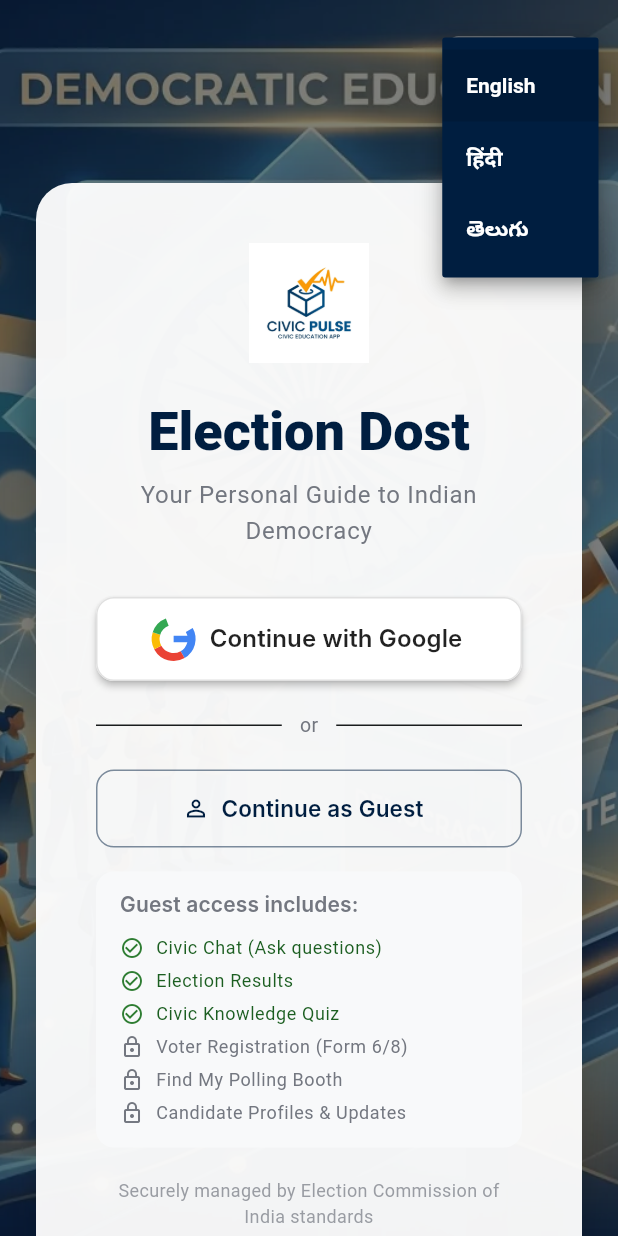
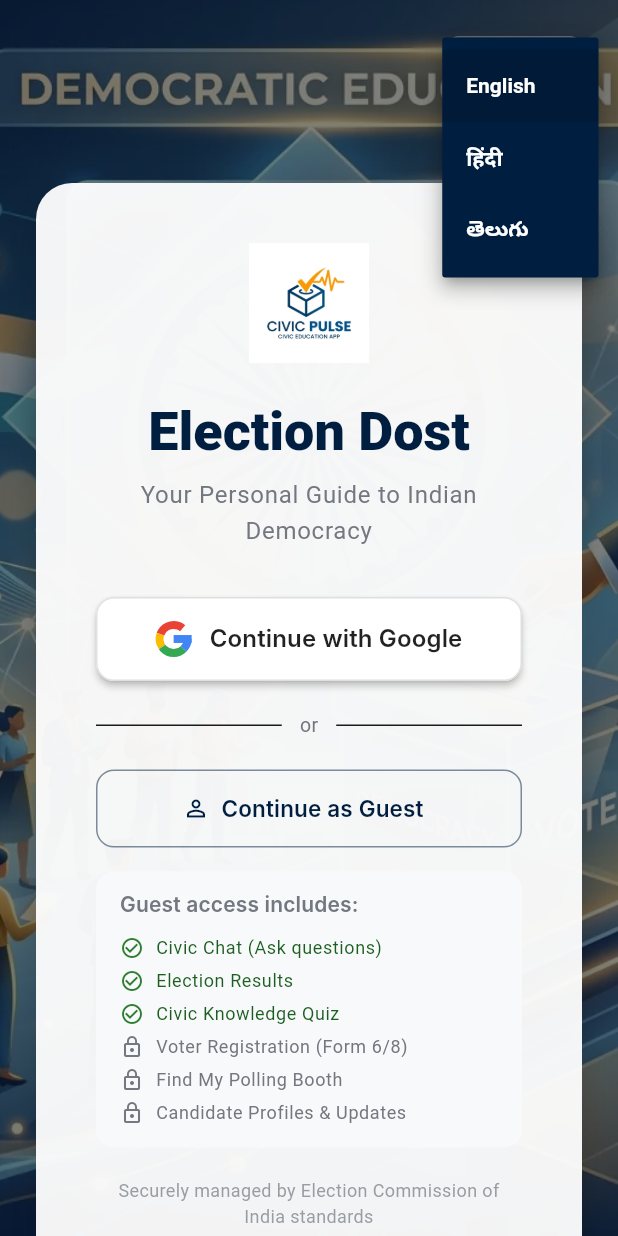
Before and after one commit to Saip2503/Election_Assitant, a Flutter app: the screen it shows after launch, after a tap on "English", on a phone screen of 412 x 824 dp. Run offline on Flutter 3.47's test engine with Material 3 defaults, Android fonts, the phone set to English and light mode, and no system bars; our stand-ins replace flutter_riverpod, go_router, google_maps_flutter, google_sign_in, shared_preferences; missing offline and left inert: pointer_interceptor; Roboto replaces fonts that are missing (Inter, Public Sans).

```diff
--- a/frontend/lib/screens/login_screen.dart
+++ b/frontend/lib/screens/login_screen.dart
@@ -367,45 +367,58 @@ class _GoogleGIcon extends StatelessWidget {
 class _GoogleGPainter extends CustomPainter {
   @override
   void paint(Canvas canvas, Size size) {
-    final cx = size.width / 2;
-    final cy = size.height / 2;
-    final r = size.width / 2;
-    final rect = Rect.fromCircle(center: Offset(cx, cy), radius: r);
+    final center = Offset(size.width / 2, size.height / 2);
+    final radius = size.width / 2;
+    // Stroke width for the logo is roughly 22% of the width
+    final strokeWidth = size.width * 0.22;
+    // We adjust the drawing radius so strokes fit within the bounds
+    final drawRadius = radius - (strokeWidth / 2);
+
+    final rect = Rect.fromCircle(center: center, radius: drawRadius);
 
     // Colours per Google brand guidelines
-    const blue   = Color(0xFF4285F4);
-    const red    = Color(0xFFEA4335);
+    const blue = Color(0xFF4285F4);
+    const red = Color(0xFFEA4335);
     const yellow = Color(0xFFFBBC05);
-    const green  = Color(0xFF34A853);
+    const green = Color(0xFF34A853);
 
     final paint = Paint()
       ..style = PaintingStyle.stroke
-      ..strokeWidth = size.width * 0.22
+      ..strokeWidth = strokeWidth
       ..strokeCap = StrokeCap.butt;
 
-    // Blue — top (right side)
+    // Angles in radians. 0 is 3 o'clock.
+
+    // Red — Top
+    paint.color = red;
+    // From around 9:30 (roughly 3.5 rads) sweeping to 2 o'clock
+    canvas.drawArc(rect, 3.49, 1.92, false, paint);
+
+    // Yellow — Left
+    paint.color = yellow;
+    // From around 7 o'clock sweeping up to 9:30
+    canvas.drawArc(rect, 2.53, 0.96, false, paint);
+
+    // Green — Bottom
+    paint.color = green;
+    // From around 4 o'clock sweeping to 7 o'clock
+    canvas.drawArc(rect, 0.79, 1.74, false, paint);
+
+    // Blue — Right (and crossbar)
     paint.color = blue;
-    canvas.drawArc(rect, -0.52, 1.57, false, paint);
-
-    // Red — top-left
-    paint.color = red;
-    canvas.drawArc(rect, 1.05, 1.6, false, paint);
-
-    // Yellow — bottom-left
-    paint.color = yellow;
-    canvas.drawArc(rect, 2.65, 0.8, false, paint);
-
-    // Green — bottom-right
-    paint.color = green;
-    canvas.drawArc(rect, 3.45, 0.9, false, paint);
+    // From 3 o'clock sweeping down to 4 o'clock
+    canvas.drawArc(rect, 0.0, 0.79, false, paint);
 
     // Horizontal bar of the G (blue)
-    paint
-      ..color = blue
-      ..style = PaintingStyle.fill;
+    paint.style = PaintingStyle.fill;
+    // The bar starts from the center and goes right
     canvas.drawRect(
-      Rect.fromLTWH(cx, cy - size.height * 0.09,
-          r * 0.85, size.height * 0.18),
+      Rect.fromLTWH(
+        center.dx,
+        center.dy - (strokeWidth / 2),
+        drawRadius + (strokeWidth / 2),
+        strokeWidth,
+      ),
       paint,
     );
   }
```
